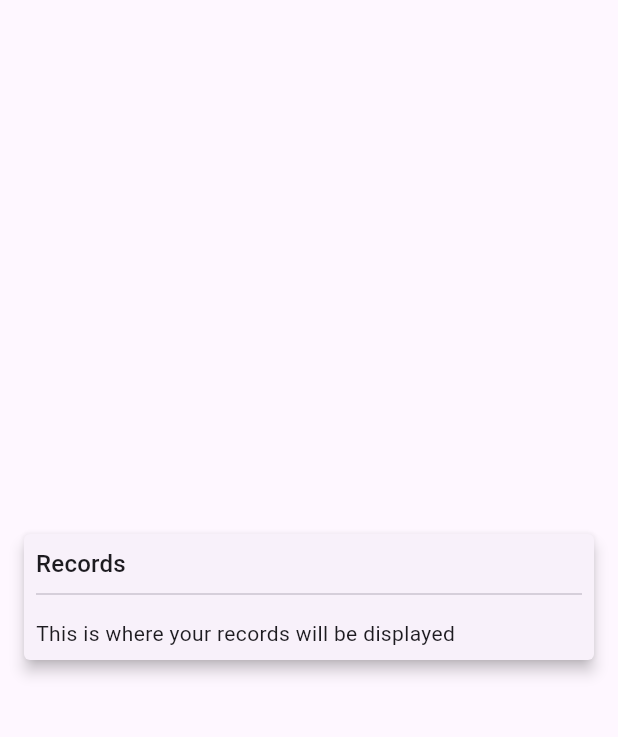
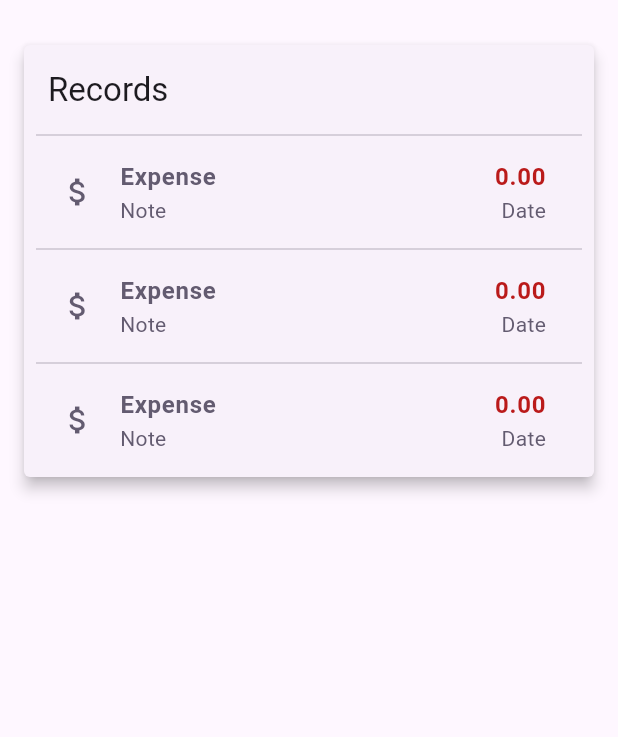
Before and after one commit to chriss1525/Penny, a Flutter app: the Home screen opened directly, on a phone screen of 412 x 824 dp, the part 63-800 px from its top. Run offline on Flutter 3.47's test engine with Material 2 defaults, Android fonts, the phone set to English and light mode, and no system bars; our stand-ins replace flutter_dotenv, flutter_riverpod, shared_preferences; missing offline and left inert: telephony; accounts and stored records are empty.

Commit message:
create records component

```diff
--- a/client/lib/api/api.dart
+++ b/client/lib/api/api.dart
@@ -3,7 +3,7 @@ import 'package:client/api/transactions/transaction_api.dart';
 import 'package:flutter_dotenv/flutter_dotenv.dart';
 
 class Api {
-  final String baseUrl = dotenv.env['API_URL']!;
+  final String baseUrl = 'http://3.89.155.130';
 
   TransactionApi get transaction => TransactionApi(this);
   AuthApi get auth => AuthApi(this);
--- a/client/lib/api/auth/auth.dart
+++ b/client/lib/api/auth/auth.dart
@@ -25,7 +25,6 @@ class AuthApi {
         'password': password,
       },
     );
-
     return res;
   }
 
@@ -37,7 +36,6 @@ class AuthApi {
         'password': password,
       },
     );
-
     return res;
   }
 }
--- a/client/lib/cards/records.dart
+++ b/client/lib/cards/records.dart
@@ -16,18 +16,80 @@ class Records extends StatelessWidget {
         child: Column(
           crossAxisAlignment: CrossAxisAlignment.stretch,
           children: [
-            Text(
-              'Records',
-              style: Theme.of(context).textTheme.titleMedium,
+            Padding(
+              padding: const EdgeInsets.all(8.0),
+              child: Text(
+                'Records',
+                style: Theme.of(context).textTheme.titleLarge,
+              ),
             ),
-            const Divider(),
-            const SizedBox(
-              height: 8.0,
-            ),
-            const Text('This is where your records will be displayed'),
+            const Record(),
+            const Record(),
+            const Record(),
           ],
         ),
       ),
     );
   }
 }
+
+class Record extends StatelessWidget {
+  const Record({
+    super.key,
+  });
+
+  @override
+  Widget build(BuildContext context) {
+    return Column(
+      children: [
+        const Divider(),
+        ListTile(
+          visualDensity: const VisualDensity(vertical: -4.0),
+          leading: Icon(
+            Icons.attach_money,
+            color: Theme.of(context).colorScheme.secondary,
+          ),
+          // title has both category and amount of transaction
+          title: Row(
+            mainAxisAlignment: MainAxisAlignment.spaceBetween,
+            children: [
+              Text(
+                'Expense',
+                style: TextStyle(
+                  color: Theme.of(context).colorScheme.secondary,
+                  fontWeight: FontWeight.w600,
+                ),
+              ),
+              Text(
+                '0.00',
+                style: TextStyle(
+                  color: Theme.of(context).colorScheme.error,
+                  fontWeight: FontWeight.w600,
+                ),
+              ),
+            ],
+          ),
+          // conditional note of the transaction
+          subtitle: Row(
+            mainAxisAlignment: MainAxisAlignment.spaceBetween,
+            children: [
+              Text(
+                'Note',
+                style: TextStyle(
+                  color: Theme.of(context).colorScheme.secondary,
+                ),
+              ),
+              Text(
+                'Date',
+                style: TextStyle(
+                  color: Theme.of(context).colorScheme.secondary,
+                ),
+              ),
+            ],
+          ),
+          // date of the transaction
+        ),
+      ],
+    );
+  }
+}
--- a/client/lib/main.dart
+++ b/client/lib/main.dart
@@ -6,10 +6,8 @@ import 'package:client/screens/auth/register.dart';
 import 'package:flutter/material.dart';
 import 'package:flutter_riverpod/flutter_riverpod.dart';
 import 'package:shared_preferences/shared_preferences.dart';
-import 'package:flutter_dotenv/flutter_dotenv.dart';
 
 Future<void> main() async {
-  await dotenv.load(fileName: '.env');
   WidgetsFlutterBinding.ensureInitialized();
   SharedPreferences prefs = await SharedPreferences.getInstance();
 
@@ -57,7 +55,7 @@ class PennyApp extends StatelessWidget {
           '/register': (context) => const RegisterScreen(),
           '/reset-password': (context) => const ResetPasswordScreen(),
           '/onboarding': (context) => const Onboarding(),
-          '/home': (context) => const Placeholder(),
+          '/home': (context) => const Home(),
         },
       ),
     );
--- a/client/lib/screens/auth/login.dart
+++ b/client/lib/screens/auth/login.dart
@@ -100,6 +100,10 @@ class _LoginFormState extends State<LoginForm> {
 
                     await prefs.setBool('isLoggedin', true);
                     await prefs.setString('token', response.body);
+
+                    if (!context.mounted) return;
+
+                    Navigator.pushNamed(context, '/home');
                   } else {
                     ScaffoldMessenger.of(context).showSnackBar(
                       SnackBar(content: Text(response.body)),
--- a/client/lib/screens/home.dart
+++ b/client/lib/screens/home.dart
@@ -11,7 +11,6 @@ class Home extends StatelessWidget {
         title: const Text('Penny'),
       ),
       body: const Column(
-        mainAxisAlignment: MainAxisAlignment.center,
         children: <Widget>[
           Records(),
         ],
```
Also changed, not shown: 1 other file.
